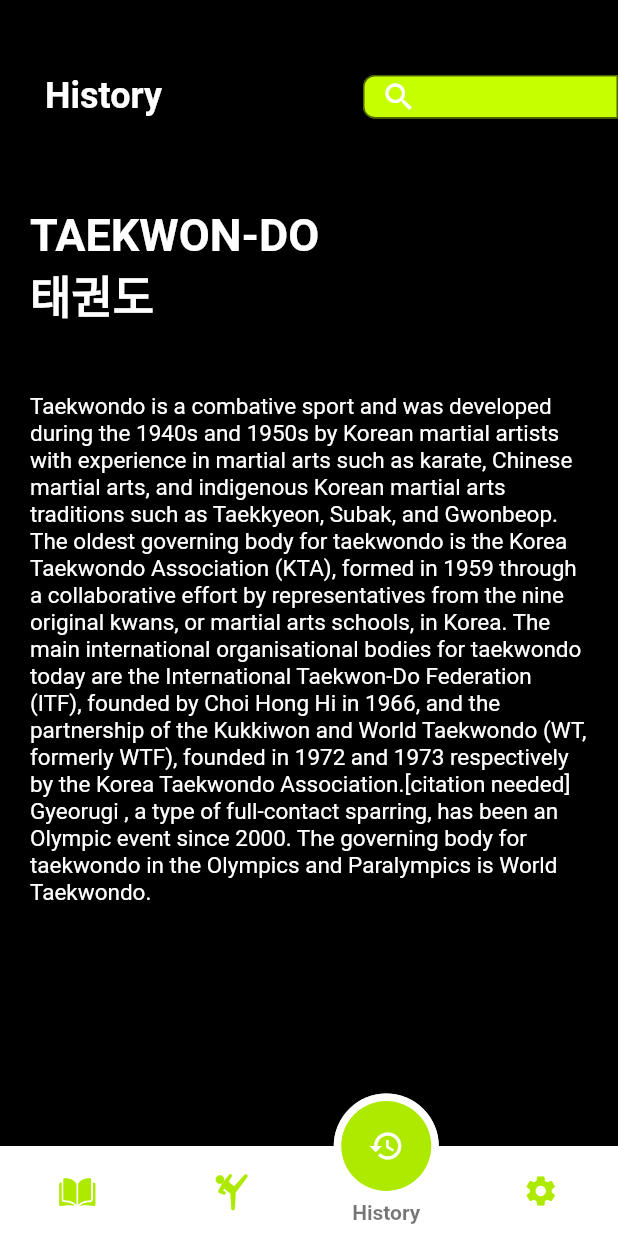
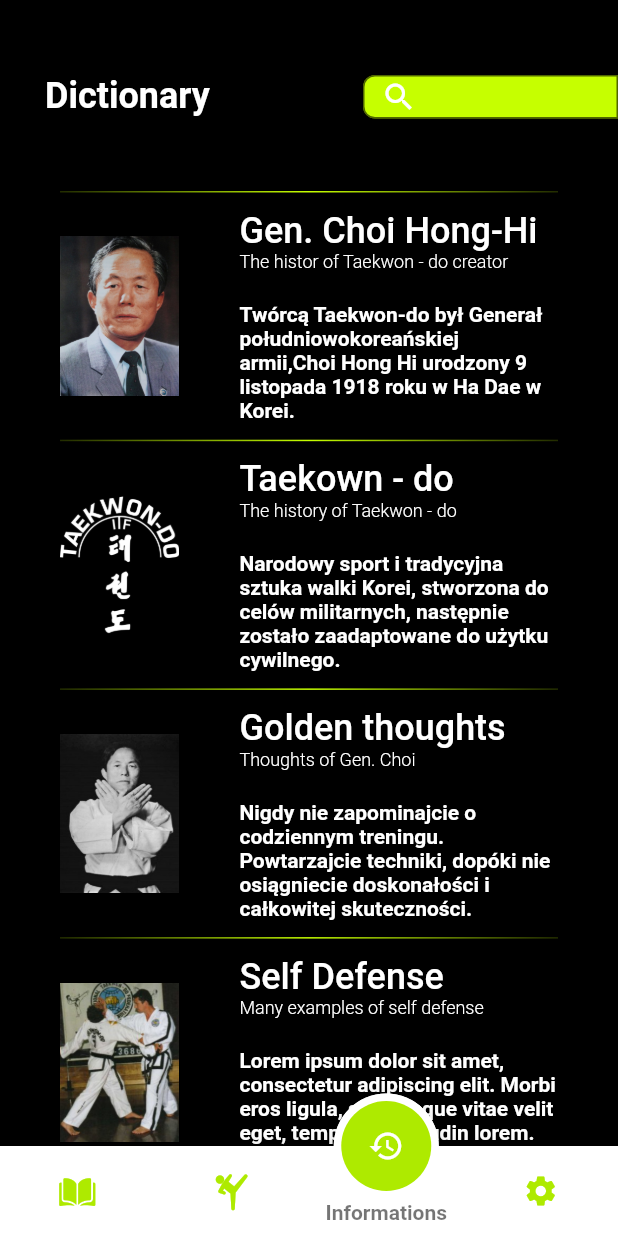
Before and after one commit to alphatra/Taekwondo-Encyclopedia, a Flutter app: the screen it shows after launch, item 3 of the bottom bar chosen, on a phone screen of 412 x 824 dp. Run offline on Flutter 3.47's test engine with Material 2 defaults, Android fonts, the phone set to English and light mode, and no system bars; drawn by our look-alikes of fancy_bottom_navigation; our stand-ins replace cloud_firestore; missing offline and left inert: firebase_admob; accounts and stored records are empty.

Commit message:
responsive design

```diff
--- a/lib/Controlersite.dart
+++ b/lib/Controlersite.dart
@@ -2,7 +2,7 @@
 import 'package:taekwondo_app/subpages/Patterns.dart';
 import 'package:taekwondo_app/subpages/Dictionary.dart';
 import 'package:taekwondo_app/subpages/About.dart';
-import 'package:taekwondo_app/subpages/History.dart';
+import 'package:taekwondo_app/subpages/Informations.dart';
 import 'package:fancy_bottom_navigation/fancy_bottom_navigation.dart';
 void main() => runApp(MyPage());
 
@@ -22,6 +22,7 @@
       body: Container(
         child: Center(
           child: _getPage(currentPage),
+
         ),
       ),
       bottomNavigationBar: FancyBottomNavigation(
@@ -31,8 +32,8 @@
               title: "Dictionary",
           ),
           TabData(iconData: IconData(0xe901, fontFamily: 'Taekwondo-Kick'), title: "Patterns",),
-          TabData(iconData: Icons.history, title: "History",),
-          TabData(iconData: Icons.settings, title: "Settings",)
+          TabData(iconData: Icons.history, title: "Informations",),
+          TabData(iconData: Icons.settings, title: "About us",)
         ],
         activeIconColor: Colors.white,
         inactiveIconColor: Colors.limeAccent[700],
--- a/lib/Navbar.dart
+++ b/lib/Navbar.dart
@@ -48,6 +48,7 @@
   @override
   Widget build(BuildContext context) {
     return Padding(
+
       padding: EdgeInsets.only(bottom: 40),
       child: Container(
           child: Column(children: <Widget>[
--- a/lib/main.dart
+++ b/lib/main.dart
@@ -1,16 +1,14 @@
 import 'package:flutter/material.dart';
 import 'Controlersite.dart';
-
 void main() => runApp(MyApp());
-
 class MyApp extends StatelessWidget {
   @override
+
   Widget build(BuildContext context) {
     return MaterialApp(
       title: 'Taekwondo',
       theme: ThemeData(
           fontFamily: 'Roboto',
-
       ),
       home: MyPage(),
     );
--- a/lib/subpages/History.dart
+++ b/lib/subpages/History.dart
@@ -2,11 +2,28 @@
 import '../Navbar.dart';
 
 class History extends StatelessWidget {
-  final textfirst = TextStyle(fontWeight: FontWeight.bold, fontSize: 30, color: Colors.white);
-  final textsecond = TextStyle(fontWeight: FontWeight.normal, fontSize: 15, color: Colors.white);
-  final textseconds = TextStyle(fontWeight: FontWeight.bold, fontSize: 12, color: Colors.white);
+  var textfirst;
+  var textsecond;
+  var textseconds;
   @override
   Widget build(BuildContext context) {
+    if(MediaQuery.of(context).size.shortestSide < 300){
+      textfirst = TextStyle(fontWeight: FontWeight.bold, fontSize: 30, color: Colors.white);
+      textsecond = TextStyle(fontWeight: FontWeight.normal, fontSize: 11, color: Colors.white);
+      textseconds = TextStyle(fontWeight: FontWeight.bold, fontSize: 12, color: Colors.white);
+    } if(MediaQuery.of(context).size.shortestSide < 400){
+      textfirst = TextStyle(fontWeight: FontWeight.bold, fontSize: 30, color: Colors.white);
+      textsecond = TextStyle(fontWeight: FontWeight.normal, fontSize: 13, color: Colors.white);
+      textseconds = TextStyle(fontWeight: FontWeight.bold, fontSize: 12, color: Colors.white);
+    } if(MediaQuery.of(context).size.shortestSide < 600){
+        textfirst = TextStyle(fontWeight: FontWeight.bold, fontSize: 30, color: Colors.white);
+        textsecond = TextStyle(fontWeight: FontWeight.normal, fontSize: 16, color: Colors.white);
+        textseconds = TextStyle(fontWeight: FontWeight.bold, fontSize: 12, color: Colors.white);
+    } else{
+      textfirst = TextStyle(fontWeight: FontWeight.bold, fontSize: 30, color: Colors.white);
+      textsecond = TextStyle(fontWeight: FontWeight.normal, fontSize: 25, color: Colors.white);
+      textseconds = TextStyle(fontWeight: FontWeight.bold, fontSize: 12, color: Colors.white);
+    }
     // TODO: implement build
     return Scaffold(
       body: Container(
@@ -22,7 +39,7 @@
               children: <Widget>[
                 ListView(
                   shrinkWrap: true,
-                physics: const NeverScrollableScrollPhysics(),
+                physics: const AlwaysScrollableScrollPhysics(),
                 padding: const EdgeInsets.all(20.0),
                   children: <Widget>[
                     Text('TAEKWON-DO',style: textfirst,textAlign: TextAlign.left,),
--- /dev/null
+++ b/lib/subpages/Informations.dart
@@ -0,0 +1,179 @@
+import 'package:flutter/material.dart';
+import '../Navbar.dart';
+import 'dart:async';
+class History extends StatelessWidget {
+
+  @override
+  Widget build(BuildContext context) {
+    var textfirst;
+    var textsecond;
+    var textseconds;
+    var gradient;
+    double height;
+    double padl;
+    int flex;
+    int flexs;
+    double widthp = MediaQuery.of(context).size.width;
+    double heightp = MediaQuery.of(context).size.height;
+    debugPrint('szerokość urządzenia to $widthp' + 'wysokość urządzenia to $heightp' );
+    if(heightp < 600){
+      gradient = Container(height: 1,width: double.infinity,decoration: BoxDecoration(gradient: RadialGradient(radius: 200,colors: [
+        // Colors are easy thanks to Flutter's Colors class.
+        Colors.limeAccent[400],
+        Colors.black
+      ],stops: [0.0, 1.0],)),);
+      textfirst = TextStyle(fontWeight: FontWeight.w500, fontSize: 15, color: Colors.white);
+      textsecond = TextStyle(fontWeight: FontWeight.w300, fontSize: 2, color: Colors.white);
+      textseconds = TextStyle(fontWeight: FontWeight.bold, fontSize: 4, color: Colors.white);
+      padl = 40;
+      height = 130;
+      flexs = 1;
+      flex = 2;
+      debugPrint('jestem < 600');
+    }
+    if(heightp > 600){
+      if(heightp < 800){
+        gradient = Container(height: 1,width: double.infinity,decoration: BoxDecoration(gradient: RadialGradient(radius: 150,colors: [
+          // Colors are easy thanks to Flutter's Colors class.
+          Colors.limeAccent[400],
+          Colors.black
+        ],stops: [0.0, 1.0],)),);
+        textfirst = TextStyle(fontWeight: FontWeight.w500, fontSize: 22, color: Colors.white);
+        textsecond = TextStyle(fontWeight: FontWeight.w300, fontSize: 10, color: Colors.white);
+        textseconds = TextStyle(fontWeight: FontWeight.bold, fontSize: 12, color: Colors.white);
+        padl = 20;
+        height = (heightp/4);
+        flex = 6;
+        flexs = 2;
+        debugPrint('jestem > 600 i < 800');
+      }
+    }
+    if(heightp > 800){
+      if(heightp < 1000){
+        textfirst = TextStyle(fontWeight: FontWeight.w500, fontSize: 24, color: Colors.white);
+        textsecond = TextStyle(fontWeight: FontWeight.w300, fontSize: 12, color: Colors.white);
+        textseconds = TextStyle(fontWeight: FontWeight.bold, fontSize: 14, color: Colors.white);
+
+        gradient = Container(height: 1,width: double.infinity,decoration: BoxDecoration(gradient: RadialGradient(radius: 200,colors: [
+          // Colors are easy thanks to Flutter's Colors class.
+          Colors.limeAccent[400],
+          Colors.black
+        ],stops: [0.0, 1.0],)),);
+        padl = 40;
+        height = (heightp/5);
+        flexs = 1;
+        flex = 5;
+        debugPrint('jestem > 800 i < 1000');
+      }
+    }
+    if(heightp > 1000 || widthp > 1000){
+      if(heightp < 1300 || widthp < 1300){
+        textfirst = TextStyle(fontWeight: FontWeight.w500, fontSize: 29, color: Colors.white);
+        textsecond = TextStyle(fontWeight: FontWeight.w300, fontSize: 18, color: Colors.white);
+        textseconds = TextStyle(fontWeight: FontWeight.bold, fontSize: 20, color: Colors.white);
+
+        gradient = Container(height: 1,width: double.infinity,decoration: BoxDecoration(gradient: RadialGradient(radius: 500,colors: [
+          // Colors are easy thanks to Flutter's Colors class.
+          Colors.limeAccent[400],
+          Colors.black
+        ],stops: [0.0, 1.0],)),);
+        padl = 60;
+        height = (heightp/4);
+        flex = 5;
+        flexs = 1;
+        debugPrint('jestem > 1000 i < 1300 (wysokości i szerokości)');
+      }
+    }
+    if(heightp > 1300 || widthp > 1300){
+      textfirst = TextStyle(fontWeight: FontWeight.w500, fontSize: 32, color: Colors.white);
+      textsecond = TextStyle(fontWeight: FontWeight.w300, fontSize: 21, color: Colors.white);
+      textseconds = TextStyle(fontWeight: FontWeight.bold, fontSize: 23, color: Colors.white);
+
+      gradient = Container(height: 1,width: double.infinity,decoration: BoxDecoration(gradient: RadialGradient(radius: 600,colors: [
+        // Colors are easy thanks to Flutter's Colors class.
+        Colors.limeAccent[400],
+        Colors.black
+      ],stops: [0.0, 1.0],)),);
+      padl = 80;
+      height = (heightp/5);
+      flex = 5;
+      flexs = 1;
+      debugPrint('jestem > 1300(wysokości i szerokości)');
+    }
+
+    // TODO: implement build
+    return Scaffold(
+        body: Container(
+          color: Colors.black,
+          child: Column(
+            children: <Widget>[
+              Flexible(flex:flexs,child: Navbar(
+                magia: "Dictionary",
+              ),),
+              Flexible(
+                flex: flex,
+                child: ListView(
+                  padding: EdgeInsets.symmetric(horizontal: 40),
+                  shrinkWrap: true,
+                  children: <Widget>[
+                    gradient,
+                    GestureDetector(onTap: null, child: Container(height: height,
+                      child: Row(mainAxisAlignment: MainAxisAlignment.center,children: <Widget>[
+                        Expanded(flex:15,child: Image.asset('assets/images/General.jpg'),),
+                        Padding(padding: EdgeInsets.only(left: padl)),
+                        Expanded(flex:40,child: Container(child: Column(
+                          crossAxisAlignment: CrossAxisAlignment.start,mainAxisAlignment: MainAxisAlignment.center,
+                          children: <Widget>[
+                            Text('Gen. Choi Hong-Hi',style: textfirst,),
+                            Text('The histor of Taekwon - do creator',style: textsecond,),
+                            Padding(padding:EdgeInsets.only(top: 20),child: Text('Twórcą Taekwon-do był Generał południowokoreańskiej armii,Choi Hong Hi urodzony 9 listopada 1918 roku w Ha Dae w Korei.',style: textseconds,textAlign: TextAlign.left,)
+                            ),],),),),
+                      ],),)),
+                    gradient,
+                    GestureDetector(onTap: null, child: Container(height: height,
+                      child: Row(mainAxisAlignment: MainAxisAlignment.center,children: <Widget>[
+                        Expanded(flex:15,child: Image.asset('assets/images/Taekwondo.png'),),
+                        Padding(padding: EdgeInsets.only(left: padl)),
+                        Expanded(flex:40,child: Container(child: Column(
+                          crossAxisAlignment: CrossAxisAlignment.start,mainAxisAlignment: MainAxisAlignment.center,
+                          children: <Widget>[
+                            Text('Taekown - do',style: textfirst,),
+                            Text('The history of Taekwon - do',style: textsecond,),
+                            Padding(padding:EdgeInsets.only(top: 20),child: Text('Narodowy sport i tradycyjna sztuka walki Korei, stworzona do celów militarnych, następnie zostało zaadaptowane do użytku cywilnego.',style: textseconds,textAlign: TextAlign.left,)
+                            ),],),),),
+                      ],),)),
+                    gradient,
+                    GestureDetector(onTap: null, child: Container(height: height,
+                      child: Row(mainAxisAlignment: MainAxisAlignment.center,children: <Widget>[
+                        Expanded(flex:15,child: Image.asset('assets/images/Thoughts.jpg'),),
+                        Padding(padding: EdgeInsets.only(left: padl)),
+                        Expanded(flex:40,child: Container(child: Column(
+                          crossAxisAlignment: CrossAxisAlignment.start,mainAxisAlignment: MainAxisAlignment.center,
+                          children: <Widget>[
+                            Text('Golden thoughts',style: textfirst,),
+                            Text('Thoughts of Gen. Choi',style: textsecond,),
+                            Padding(padding:EdgeInsets.only(top: 20),child: Text('Nigdy nie zapominajcie o codziennym treningu. Powtarzajcie techniki, dopóki nie osiągniecie doskonałości i całkowitej skuteczności.',style: textseconds,textAlign: TextAlign.left,)
+                            ),],),),),
+                      ],),)),
+                    gradient,
+                    GestureDetector(onTap: null, child: Container(height: height,
+                      child: Row(mainAxisAlignment: MainAxisAlignment.center,children: <Widget>[
+                        Expanded(flex:15,child: Image.asset('assets/images/Selfdefense.jpg'),),
+                        Padding(padding: EdgeInsets.only(left: padl)),
+                        Expanded(flex:40,child: Container(child: Column(
+                          crossAxisAlignment: CrossAxisAlignment.start,mainAxisAlignment: MainAxisAlignment.center,
+                          children: <Widget>[
+                            Text('Self Defense',style: textfirst,),
+                            Text('Many examples of self defense',style: textsecond,),
+                            Padding(padding:EdgeInsets.only(top: 20),child: Text('Lorem ipsum dolor sit amet, consectetur adipiscing elit. Morbi eros ligula, scelerisque vitae velit eget, tempor sollicitudin lorem. Donec auctor leo magna.',style: textseconds,textAlign: TextAlign.left,)
+                            ),],),),),
+                      ],),)),
+                    gradient,
+                  ],
+                ),)
+            ],
+          ),
+        ),
+    );
+  }
+}
```
Also changed, not shown: lib/subpages/About.dart (+2 -29 lines), lib/subpages/Dictionary.dart (+93 -23 lines), pubspec.yaml (+7 -1 lines), assets/images/General.jpg (added), assets/images/Selfdefense.jpg (added), assets/images/Taekwondo.png (added), assets/images/Thoughts.jpg (added).
